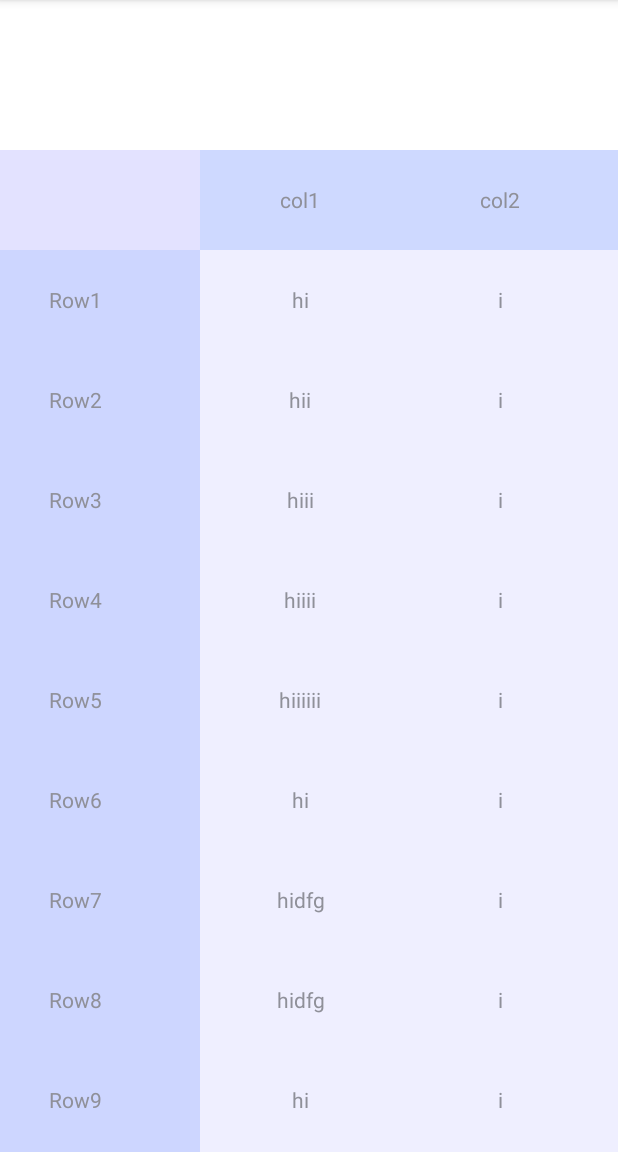
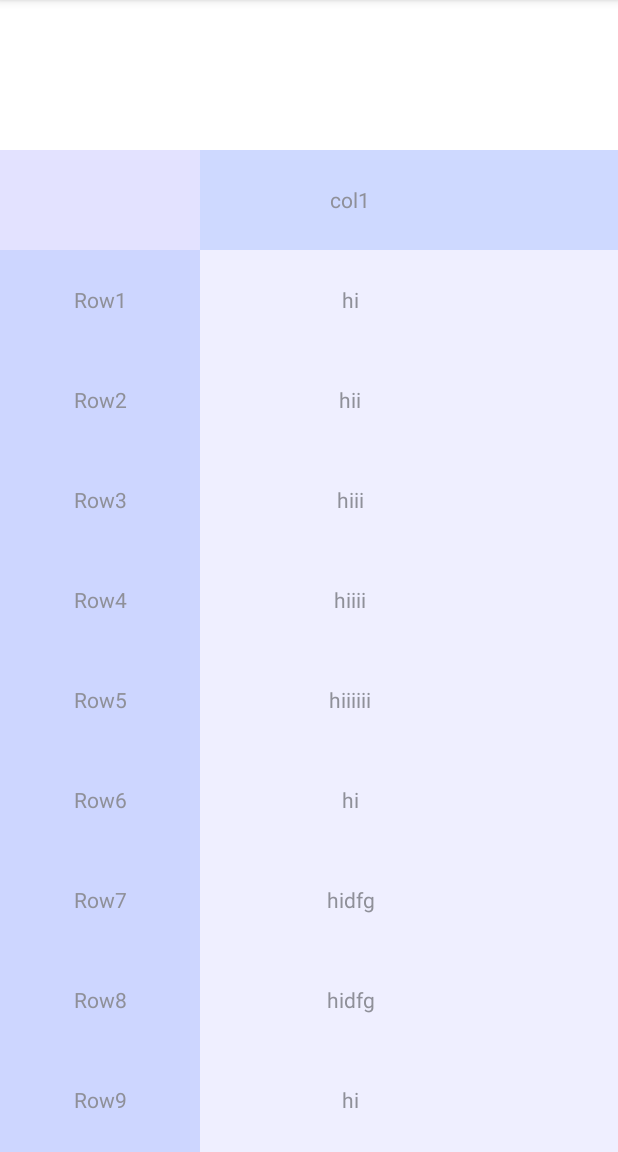
Before and after one commit to esteramine/fixed_header_fixed_column_table_scroll, an Android app: the screen it shows after launch (TestActivity), on a phone screen of 412 x 824 dp, the part 84-1236 px from its top. Run offline under Robolectric (Android 15) with nearby library versions, the phone set to English and light mode, and no system bars.

Commit message:
added dynamically changed table dimensions

```diff
--- a/app/src/main/java/com/example/dynamicscrollabletable/DynamicTable.kt
+++ b/app/src/main/java/com/example/dynamicscrollabletable/DynamicTable.kt
@@ -16,7 +16,6 @@ import androidx.constraintlayout.widget.ConstraintSet
 class DynamicTable(context: Context, attrs: AttributeSet) : ConstraintLayout(context, attrs), HorizontalScroll.ScrollViewListener, VerticalScroll.ScrollViewListener {
     var rowHeight: Int = 100
     var columnWidth: Int =  200
-    var cellWidth: Int = 300
     var numRows: Int = 20
     var numColumns: Int = 10
 
@@ -64,7 +63,6 @@ class DynamicTable(context: Context, attrs: AttributeSet) : ConstraintLayout(con
             try {
                 rowHeight = getInteger(R.styleable.DynamicTable_rowHeight, 100)
                 columnWidth = getInteger(R.styleable.DynamicTable_columnWidth, 200)
-                cellWidth = getInteger(R.styleable.DynamicTable_cellWidth, 300)
                 numRows = getInteger(R.styleable.DynamicTable_numRows, 20)
                 numColumns = getInteger(R.styleable.DynamicTable_numColumns, 10)
 
@@ -77,6 +75,15 @@ class DynamicTable(context: Context, attrs: AttributeSet) : ConstraintLayout(con
             headerRelativeLayout?.let { it.layoutParams.height = rowHeight }
             columnRelativeLayout?.let { it.layoutParams.width = columnWidth }
         }
+    }
+
+    fun initDimensions(rowHeight: Int, columnWidth: Int) {
+
+        fixedRelativeLayout?.let { it.layoutParams.height = rowHeight }
+        fixedRelativeLayout?.let { it.layoutParams.width = columnWidth }
+        headerRelativeLayout?.let { it.layoutParams.height = rowHeight }
+        columnRelativeLayout?.let { it.layoutParams.width = columnWidth }
+
     }
 
     fun addRowColumnName(view:View) {
--- a/app/src/main/java/com/example/dynamicscrollabletable/TestActivity.kt
+++ b/app/src/main/java/com/example/dynamicscrollabletable/TestActivity.kt
@@ -8,8 +8,8 @@ import android.widget.TextView
 
 class TestActivity : AppCompatActivity() {
     val ROW_HEIGHT = 100
-    val COLUMN_WIDTH = 150
-    val CELL_WIDTH = 200
+    val COLUMN_WIDTH = 200
+    val CELL_WIDTH = 300
     val headers = listOf<String>("col1", "col2", "col3", "col4", "col5", "col6", "col7", "col8", "col9", "col10", "col11")
     val data = mapOf<String, List<String>>(
         "Row1" to listOf<String>("hi", "i", "like", "peanut", "how", "about", "you", "mee", "too", "and", "you"),
@@ -34,26 +34,8 @@ class TestActivity : AppCompatActivity() {
         setContentView(R.layout.activity_test)
 
         val dynamic_table: DynamicTable = findViewById(R.id.dynamic_table)
-//        repeat(40) {
-//            val textView= TextView(applicationContext)
-//            textView.text = "yoyoyoyoyoyo"
-//            val textView2 = TextView(applicationContext)
-//            textView2.text = "abc"
-//            val textView3 = TextView(applicationContext)
-//            textView3.text = "def"
-//            dynamic_table.addRow(textView, listOf(textView2, textView3))
-//        }
-//        val viewList = arrayListOf<View>()
-//        repeat(10) {
-//            val textView= TextView(applicationContext)
-//            textView.text = "yoyoyoyoyoyo"
-//            viewList.add(textView)
-//        }
-//        dynamic_table.addHeader(viewList)
-//
-//        val text = TextView(applicationContext)
-//        text.text = "row\\column"
-//        dynamic_table.addRowColumnName(text)
+        dynamic_table.initDimensions(ROW_HEIGHT, COLUMN_WIDTH)
+
         val headerViews = arrayListOf<View>()
         for (header in headers) {
             headerViews.add(cellView(header))
--- a/app/src/main/res/values/attrs.xml
+++ b/app/src/main/res/values/attrs.xml
@@ -3,7 +3,6 @@
     <declare-styleable name="DynamicTable">
         <attr name="rowHeight" format="integer" />
         <attr name="columnWidth" format="integer" />
-        <attr name="cellWidth" format="integer" />
 
         <attr name="numRows" format="integer" />
         <attr name="numColumns" format="integer" />
```
